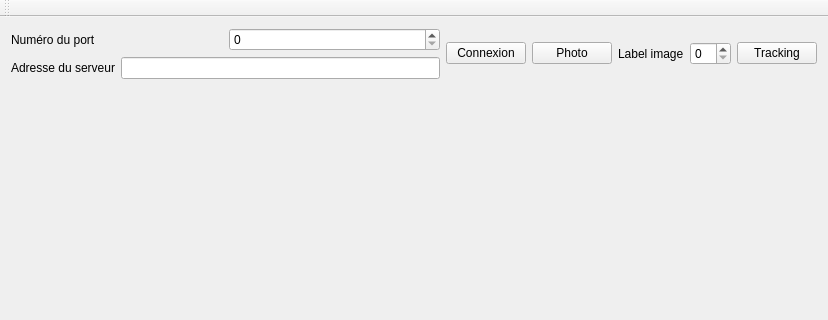
BuzzRage/FROT, file serveur-client/client/clientfrm.ui: the form before one commit; both pictures show x 0 to 828 and y 0 to 320 of the 828 by 971 pixel window.
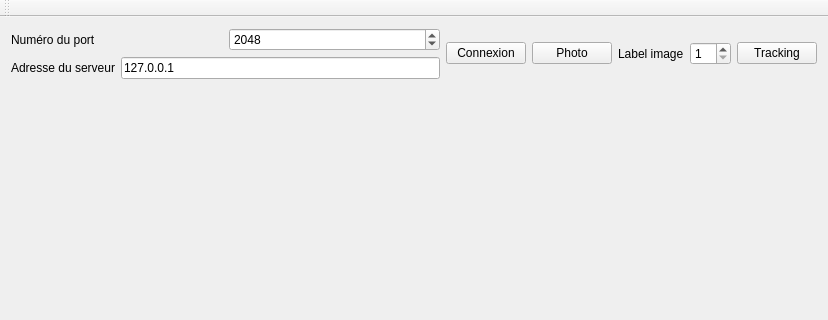
The form after the commit. Custom widgets are drawn as their Qt base class.

Patch:
```diff
--- a/serveur-client/client/clientfrm.ui
+++ b/serveur-client/client/clientfrm.ui
@@ -35,6 +35,9 @@
               <property name="maximum">
                <number>10000</number>
               </property>
+              <property name="value">
+               <number>2048</number>
+              </property>
              </widget>
             </item>
            </layout>
@@ -49,7 +52,11 @@
              </widget>
             </item>
             <item>
-             <widget class="QLineEdit" name="serverAdress"/>
+             <widget class="QLineEdit" name="serverAdress">
+              <property name="text">
+               <string>127.0.0.1</string>
+              </property>
+             </widget>
             </item>
            </layout>
           </item>
@@ -79,7 +86,11 @@
            </widget>
           </item>
           <item>
-           <widget class="QSpinBox" name="lblImg"/>
+           <widget class="QSpinBox" name="lblImg">
+            <property name="minimum">
+             <number>1</number>
+            </property>
+           </widget>
           </item>
          </layout>
         </item>
```
